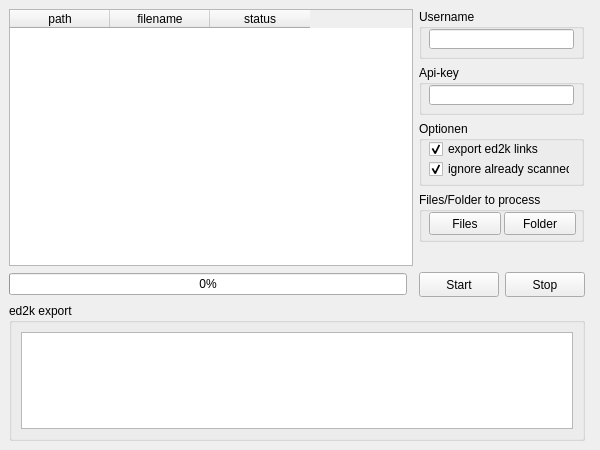
First picture: the form in udp_clients/avdump-gui/avdump.ui, repository svn2github/AniDB, before the edit.
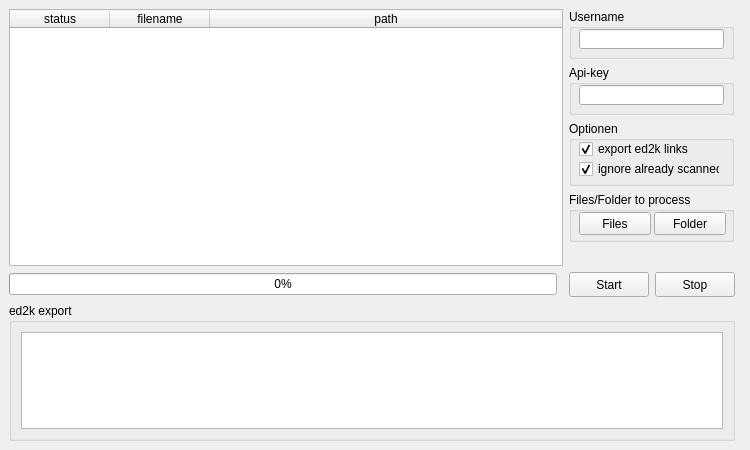
Second picture: the form after the edit.

Patch:
```diff
--- a/udp_clients/avdump-gui/avdump.ui
+++ b/udp_clients/avdump-gui/avdump.ui
@@ -6,7 +6,7 @@
    <rect>
     <x>0</x>
     <y>0</y>
-    <width>600</width>
+    <width>750</width>
     <height>450</height>
    </rect>
   </property>
@@ -18,8 +18,8 @@
   </property>
   <property name="minimumSize">
    <size>
-    <width>600</width>
-    <height>450</height>
+    <width>0</width>
+    <height>0</height>
    </size>
   </property>
   <property name="windowTitle">
@@ -38,24 +38,27 @@
       <property name="editTriggers">
        <set>QAbstractItemView::NoEditTriggers</set>
       </property>
-      <attribute name="verticalHeaderStretchLastSection">
-       <bool>false</bool>
+      <attribute name="horizontalHeaderMinimumSectionSize">
+       <number>50</number>
       </attribute>
-      <column>
-       <property name="text">
-        <string>path</string>
-       </property>
-      </column>
-      <column>
-       <property name="text">
-        <string>filename</string>
-       </property>
-      </column>
+      <attribute name="horizontalHeaderStretchLastSection">
+       <bool>true</bool>
+      </attribute>
       <column>
        <property name="text">
         <string>status</string>
        </property>
       </column>
+      <column>
+       <property name="text">
+        <string>filename</string>
+       </property>
+      </column>
+      <column>
+       <property name="text">
+        <string>path</string>
+       </property>
+      </column>
      </widget>
     </item>
     <item row="5" column="2">
```
